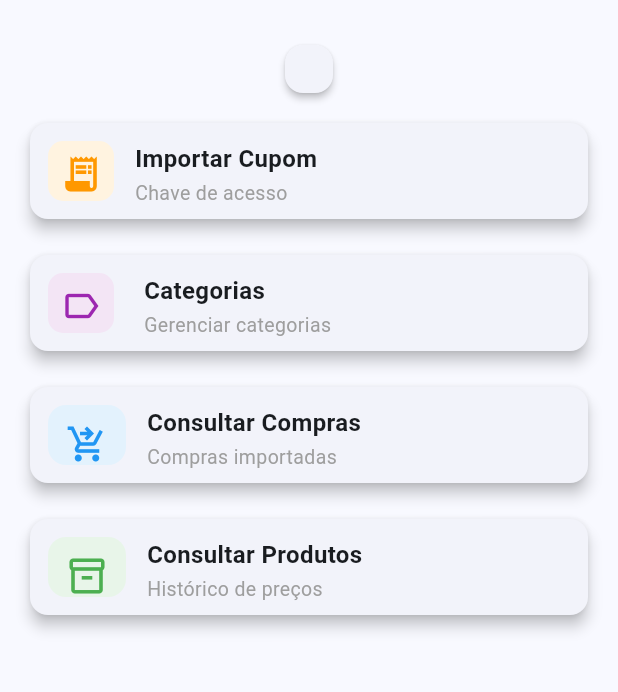
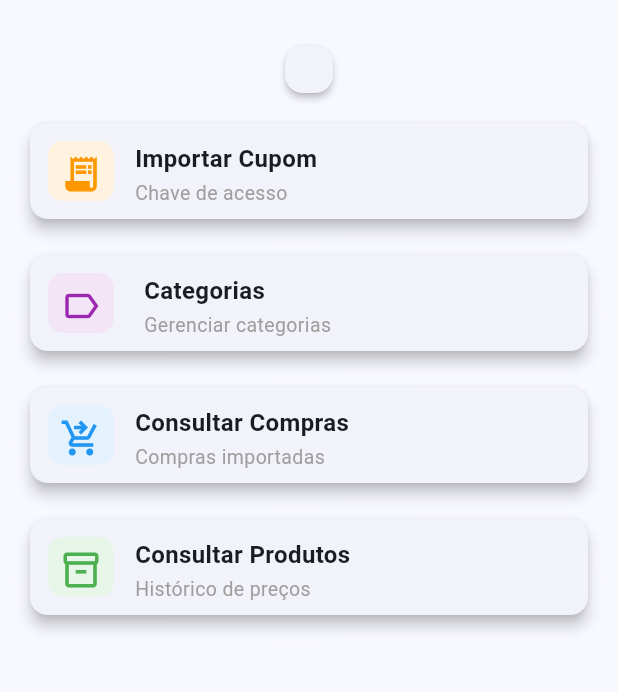
Before and after one commit to bbgbruno/PurchaseHistoryApp, a Flutter app: the HomePage screen opened directly with empty values, on a phone screen of 412 x 824 dp, the part 63-755 px from its top. Run offline on Flutter 3.47's test engine with Material 3 defaults, Android fonts, the phone set to English and light mode, and no system bars; network calls fail.

Commit message:
corrige overflow dos cards de menu

```diff
--- a/lib/Pages/home_page.dart
+++ b/lib/Pages/home_page.dart
@@ -426,13 +426,13 @@ class _HomePageState extends State<HomePage> {
                       children: [
                         Container(
                           padding:
-                              const EdgeInsets.all(12),
+                              const EdgeInsets.all(8),
                           decoration: BoxDecoration(
                             color: Colors
                                 .blue
                                 .shade50,
                             borderRadius:
-                                BorderRadius.circular(12),
+                                BorderRadius.circular(10),
                           ),
                           child: const Icon(
                             Icons
@@ -509,13 +509,13 @@ class _HomePageState extends State<HomePage> {
                       children: [
                         Container(
                           padding:
-                              const EdgeInsets.all(12),
+                              const EdgeInsets.all(8),
                           decoration: BoxDecoration(
                             color: Colors
                                 .green
                                 .shade50,
                             borderRadius:
-                                BorderRadius.circular(12),
+                                BorderRadius.circular(10),
                           ),
                           child: const Icon(
                             Icons
```
Also changed, not shown: 2 other files.
